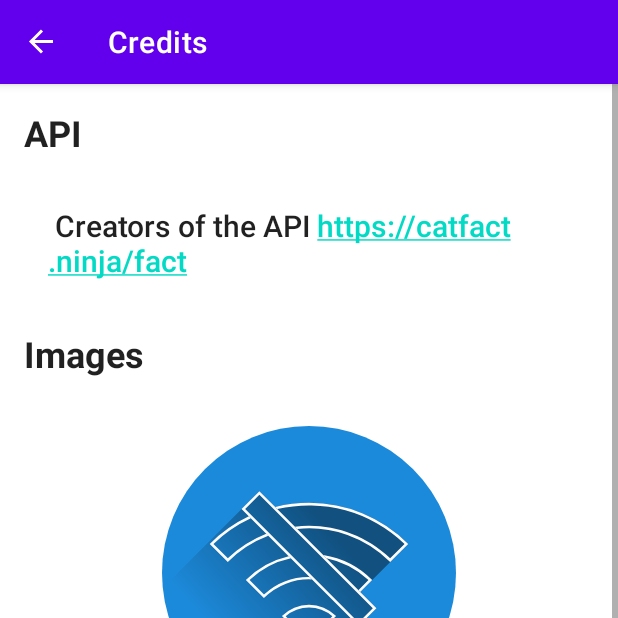
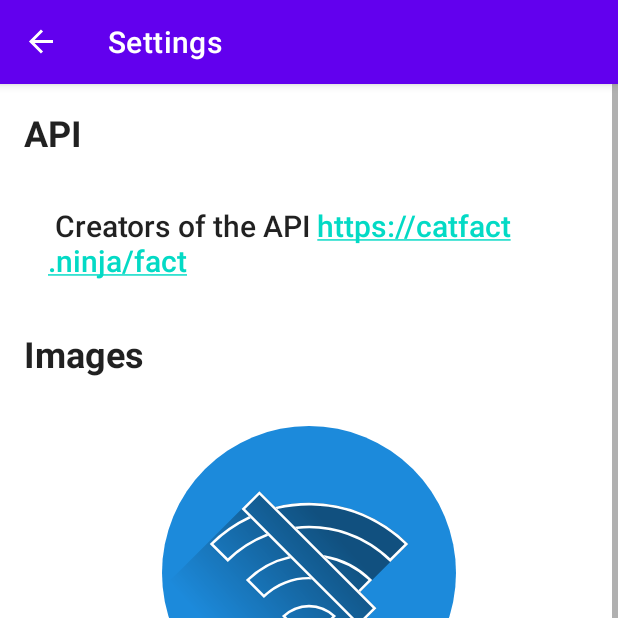
Before and after one commit to Abhimanyu14/cat-fact, an Android app: the SettingsFragment screen opened through its navigation route, on a phone screen of 412 x 824 dp, the top half of it. Run offline under Robolectric (Android 15) with nearby library versions, the phone set to English and light mode, and no system bars; our stand-ins replace data binding, navigation-ui, paging; pictures from the network do not load.

Commit message:
credits to settings

```diff
--- a/codebase/android/app/src/main/java/com/makeappssimple/abhimanyu/catfact/android/ui/home/HomeFragment.kt
+++ b/codebase/android/app/src/main/java/com/makeappssimple/abhimanyu/catfact/android/ui/home/HomeFragment.kt
@@ -69,8 +69,8 @@ class HomeFragment : Fragment() {
     }
 
     override fun onOptionsItemSelected(item: MenuItem) = when (item.itemId) {
-        R.id.action_credits -> {
-            val action = HomeFragmentDirections.actionHomeFragmentToCreditsFragment()
+        R.id.action_settings -> {
+            val action = HomeFragmentDirections.actionHomeFragmentToSettingsFragment()
             findNavController().navigate(action)
             true
         }
--- a/codebase/android/app/src/main/java/com/makeappssimple/abhimanyu/catfact/android/ui/credits/CreditsFragment.kt
+++ b/codebase/android/app/src/main/java/com/makeappssimple/abhimanyu/catfact/android/ui/settings/SettingsFragment.kt
@@ -1,4 +1,4 @@
-package com.makeappssimple.abhimanyu.catfact.android.ui.credits
+package com.makeappssimple.abhimanyu.catfact.android.ui.settings
 
 import android.os.Bundle
 import android.text.method.LinkMovementMethod
@@ -6,17 +6,17 @@ import android.view.LayoutInflater
 import android.view.View
 import android.view.ViewGroup
 import androidx.fragment.app.Fragment
-import com.makeappssimple.abhimanyu.catfact.android.databinding.FragmentCreditsBinding
+import com.makeappssimple.abhimanyu.catfact.android.databinding.FragmentSettingsBinding
 
-class CreditsFragment : Fragment() {
+class SettingsFragment : Fragment() {
 
-    private lateinit var binding: FragmentCreditsBinding
+    private lateinit var binding: FragmentSettingsBinding
 
     override fun onCreateView(
         inflater: LayoutInflater, container: ViewGroup?,
         savedInstanceState: Bundle?
     ): View {
-        binding = FragmentCreditsBinding.inflate(inflater)
+        binding = FragmentSettingsBinding.inflate(inflater)
 
         // Allows Data Binding to Observe LiveData with the lifecycle of this Fragment
         binding.lifecycleOwner = this
@@ -30,9 +30,9 @@ class CreditsFragment : Fragment() {
     override fun onViewCreated(view: View, savedInstanceState: Bundle?) {
         super.onViewCreated(view, savedInstanceState)
 
-        binding.fragmentCreditsTextviewApi.movementMethod = LinkMovementMethod.getInstance()
-        binding.fragmentCreditsTextviewAppLogo.movementMethod = LinkMovementMethod.getInstance()
-        binding.fragmentCreditsTextviewNoInternetConnection.movementMethod =
+        binding.fragmentSettingsTextviewApi.movementMethod = LinkMovementMethod.getInstance()
+        binding.fragmentSettingsTextviewAppLogo.movementMethod = LinkMovementMethod.getInstance()
+        binding.fragmentSettingsTextviewNoInternetConnection.movementMethod =
             LinkMovementMethod.getInstance()
     }
 }
--- /dev/null
+++ b/codebase/android/app/src/main/res/drawable/ic_round_settings_white_24.xml
@@ -0,0 +1,5 @@
+<vector android:autoMirrored="true" android:height="24dp"
+    android:tint="#FFFFFF" android:viewportHeight="24"
+    android:viewportWidth="24" android:width="24dp" xmlns:android="http://schemas.android.com/apk/res/android">
+    <path android:fillColor="@android:color/white" android:pathData="M19.43,12.98c0.04,-0.32 0.07,-0.64 0.07,-0.98s-0.03,-0.66 -0.07,-0.98l2.11,-1.65c0.19,-0.15 0.24,-0.42 0.12,-0.64l-2,-3.46c-0.12,-0.22 -0.39,-0.3 -0.61,-0.22l-2.49,1c-0.52,-0.4 -1.08,-0.73 -1.69,-0.98l-0.38,-2.65C14.46,2.18 14.25,2 14,2h-4c-0.25,0 -0.46,0.18 -0.49,0.42l-0.38,2.65c-0.61,0.25 -1.17,0.59 -1.69,0.98l-2.49,-1c-0.23,-0.09 -0.49,0 -0.61,0.22l-2,3.46c-0.13,0.22 -0.07,0.49 0.12,0.64l2.11,1.65c-0.04,0.32 -0.07,0.65 -0.07,0.98s0.03,0.66 0.07,0.98l-2.11,1.65c-0.19,0.15 -0.24,0.42 -0.12,0.64l2,3.46c0.12,0.22 0.39,0.3 0.61,0.22l2.49,-1c0.52,0.4 1.08,0.73 1.69,0.98l0.38,2.65c0.03,0.24 0.24,0.42 0.49,0.42h4c0.25,0 0.46,-0.18 0.49,-0.42l0.38,-2.65c0.61,-0.25 1.17,-0.59 1.69,-0.98l2.49,1c0.23,0.09 0.49,0 0.61,-0.22l2,-3.46c0.12,-0.22 0.07,-0.49 -0.12,-0.64l-2.11,-1.65zM12,15.5c-1.93,0 -3.5,-1.57 -3.5,-3.5s1.57,-3.5 3.5,-3.5 3.5,1.57 3.5,3.5 -1.57,3.5 -3.5,3.5z"/>
+</vector>
--- a/codebase/android/app/src/main/res/layout/fragment_credits.xml
+++ b/codebase/android/app/src/main/res/layout/fragment_settings.xml
@@ -7,11 +7,11 @@
 
     <ScrollView xmlns:android="http://schemas.android.com/apk/res/android"
         xmlns:tools="http://schemas.android.com/tools"
-        android:id="@+id/fragment_credits_root_layout"
+        android:id="@+id/fragment_settings_root_layout"
         android:layout_width="match_parent"
         android:layout_height="match_parent"
         android:orientation="vertical"
-        tools:context=".ui.credits.CreditsFragment">
+        tools:context=".ui.settings.SettingsFragment">
 
         <LinearLayout
             android:layout_width="match_parent"
@@ -19,69 +19,69 @@
             android:orientation="vertical">
 
             <com.google.android.material.textview.MaterialTextView
-                android:id="@+id/fragment_credits_textview_heading_api"
+                android:id="@+id/fragment_settings_textview_heading_api"
                 android:layout_width="match_parent"
                 android:layout_height="wrap_content"
                 android:padding="16dp"
-                android:text="@string/fragment_credits_heading_api"
+                android:text="@string/fragment_settings_heading_api"
                 android:textAppearance="@style/TextAppearance.AppCompat.Headline"
                 android:textStyle="bold" />
 
             <com.google.android.material.textview.MaterialTextView
-                android:id="@+id/fragment_credits_textview_api"
+                android:id="@+id/fragment_settings_textview_api"
                 android:layout_width="match_parent"
                 android:layout_height="wrap_content"
                 android:paddingHorizontal="32dp"
                 android:paddingVertical="16dp"
-                android:text="@string/fragment_credits_api"
+                android:text="@string/fragment_settings_api"
                 android:textAppearance="@style/TextAppearance.AppCompat.Title" />
 
             <com.google.android.material.textview.MaterialTextView
-                android:id="@+id/fragment_credits_textview_heading_images"
+                android:id="@+id/fragment_settings_textview_heading_images"
                 android:layout_width="match_parent"
                 android:layout_height="wrap_content"
                 android:padding="16dp"
-                android:text="@string/fragment_credits_heading_images"
+                android:text="@string/fragment_settings_heading_images"
                 android:textAppearance="@style/TextAppearance.AppCompat.Headline"
                 android:textStyle="bold" />
 
             <androidx.appcompat.widget.AppCompatImageView
-                android:id="@+id/fragment_credits_imageview_app_logo"
+                android:id="@+id/fragment_settings_imageview_app_logo"
                 android:layout_width="196dp"
                 android:layout_height="196dp"
                 android:layout_gravity="center"
                 android:layout_margin="16dp"
-                android:contentDescription="@string/fragment_credits_content_description_app_logo"
+                android:contentDescription="@string/fragment_settings_content_description_app_logo"
                 app:imageSrc="@{@drawable/ic_no_internet}"
                 tools:src="@drawable/ic_no_internet" />
 
             <com.google.android.material.textview.MaterialTextView
-                android:id="@+id/fragment_credits_textview_app_logo"
+                android:id="@+id/fragment_settings_textview_app_logo"
                 android:layout_width="match_parent"
                 android:layout_height="wrap_content"
                 android:paddingHorizontal="32dp"
                 android:paddingVertical="16dp"
-                android:text="@string/fragment_credits_app_logo"
+                android:text="@string/fragment_settings_app_logo"
                 android:textAlignment="center"
                 android:textAppearance="@style/TextAppearance.AppCompat.Title" />
 
             <androidx.appcompat.widget.AppCompatImageView
-                android:id="@+id/fragment_credits_imageview_no_internet"
+                android:id="@+id/fragment_settings_imageview_no_internet"
                 android:layout_width="match_parent"
                 android:layout_height="256dp"
                 android:layout_gravity="center"
                 android:layout_margin="16dp"
-                android:contentDescription="@string/fragment_credits_content_description_no_internet"
+                android:contentDescription="@string/fragment_settings_content_description_no_internet"
                 app:imageSrc="@{@drawable/cat}"
                 tools:src="@drawable/cat" />
 
             <com.google.android.material.textview.MaterialTextView
-                android:id="@+id/fragment_credits_textview_no_internet_connection"
+                android:id="@+id/fragment_settings_textview_no_internet_connection"
                 android:layout_width="match_parent"
                 android:layout_height="wrap_content"
                 android:paddingHorizontal="32dp"
                 android:paddingVertical="16dp"
-                android:text="@string/fragment_credits_no_internet_connection"
+                android:text="@string/fragment_settings_no_internet_connection"
                 android:textAlignment="center"
                 android:textAppearance="@style/TextAppearance.AppCompat.Title" />
 
--- a/codebase/android/app/src/main/res/menu/menu_appbar.xml
+++ b/codebase/android/app/src/main/res/menu/menu_appbar.xml
@@ -3,8 +3,9 @@
     xmlns:app="http://schemas.android.com/apk/res-auto">
 
     <item
-        android:id="@+id/action_credits"
-        android:title="@string/action_credits"
-        app:showAsAction="never" />
+        android:id="@+id/action_settings"
+        android:icon="@drawable/ic_round_settings_white_24"
+        android:title="@string/action_settings"
+        app:showAsAction="ifRoom" />
 
 </menu>
--- a/codebase/android/app/src/main/res/navigation/navigation.xml
+++ b/codebase/android/app/src/main/res/navigation/navigation.xml
@@ -11,14 +11,14 @@
         android:label="Cat Fact"
         tools:layout="@layout/fragment_home">
         <action
-            android:id="@+id/action_homeFragment_to_creditsFragment"
-            app:destination="@id/creditsFragment" />
+            android:id="@+id/action_homeFragment_to_settingsFragment"
+            app:destination="@id/settingsFragment" />
     </fragment>
 
     <fragment
-        android:id="@+id/creditsFragment"
-        android:name="com.makeappssimple.abhimanyu.catfact.android.ui.credits.CreditsFragment"
-        android:label="Credits"
-        tools:layout="@layout/fragment_credits" />
+        android:id="@+id/settingsFragment"
+        android:name="com.makeappssimple.abhimanyu.catfact.android.ui.settings.SettingsFragment"
+        android:label="Settings"
+        tools:layout="@layout/fragment_settings" />
 
 </navigation>
--- a/codebase/android/app/src/main/res/values/strings.xml
+++ b/codebase/android/app/src/main/res/values/strings.xml
@@ -6,13 +6,13 @@
     <!-- fragment_home.xml -->
     <string name="fragment_home_no_internet_connection">No internet connection</string>
 
-    <!-- fragment_credits.xml -->
-    <string name="fragment_credits_heading_api">API</string>
-    <string name="fragment_credits_heading_images">Images</string>
-    <string name="fragment_credits_api">
+    <!-- fragment_settings.xml -->
+    <string name="fragment_settings_heading_api">API</string>
+    <string name="fragment_settings_heading_images">Images</string>
+    <string name="fragment_settings_api">
         Creators of the API <a href="https://catfact.ninja/fact">https://catfact.ninja/fact</a>
     </string>
-    <string name="fragment_credits_app_logo">
+    <string name="fragment_settings_app_logo">
         Photo by
         <a href="https://www.pexels.com/@alex-andrews-271121?utm_content=attributionCopyText&amp;utm_medium=referral&amp;utm_source=pexels">
             Alex Andrews
@@ -22,7 +22,7 @@
             Pexels
         </a>
     </string>
-    <string name="fragment_credits_no_internet_connection">
+    <string name="fragment_settings_no_internet_connection">
         Image by
         <a href="https://pixabay.com/users/io-images-1096650/?utm_source=link-attribution&amp;utm_medium=referral&amp;utm_campaign=image&amp;utm_content=3471739">
             IO-Images
@@ -32,8 +32,8 @@
             Pixabay
         </a>
     </string>
-    <string name="fragment_credits_content_description_no_internet">No internet image</string>
-    <string name="fragment_credits_content_description_app_logo">App logo</string>
+    <string name="fragment_settings_content_description_no_internet">No internet image</string>
+    <string name="fragment_settings_content_description_app_logo">App logo</string>
 
     <!-- recyclerview_item_layout.xml -->
     <string name="recyclerview_item_layout_tools_text_fact">
@@ -47,7 +47,7 @@
     <string name="recyclerview_loading_state_layout_retry">Retry</string>
 
     <!-- menu_appbar.xml -->
-    <string name="action_credits">Credits</string>
+    <string name="action_settings">Settings</string>
 
 
 </resources>
```
